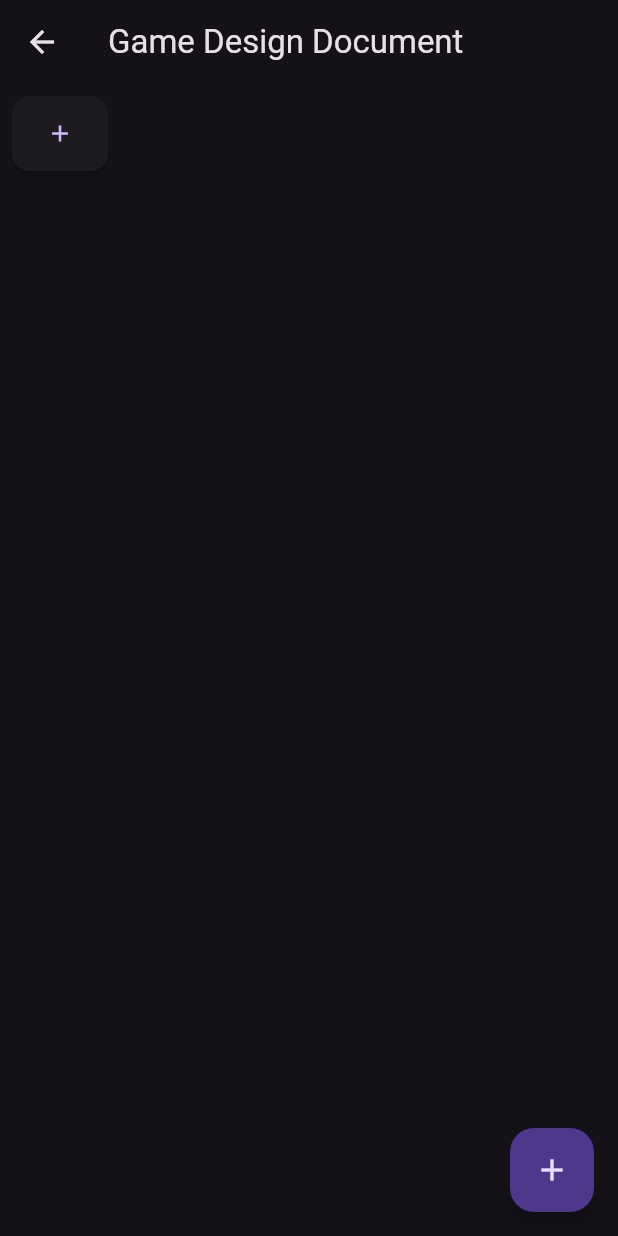
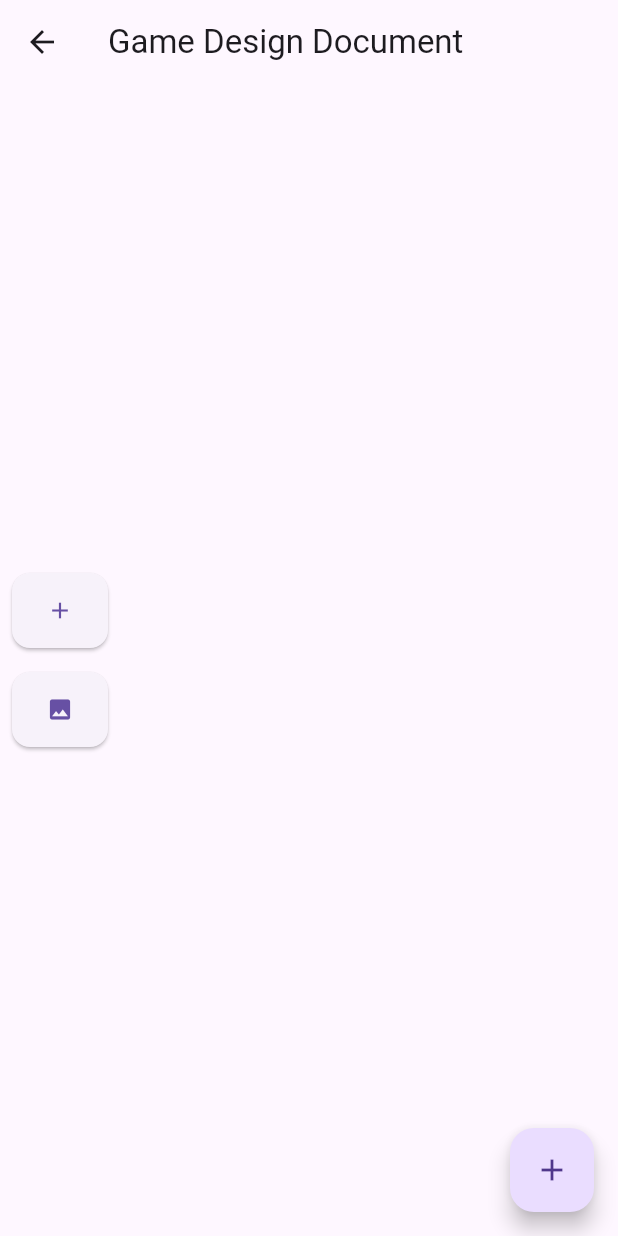
Before and after one commit to IzenGames/idea_flow, a Flutter app: the screen it shows after launch, after a tap on "Game Design Document", on a phone screen of 412 x 824 dp. Run offline on Flutter 3.47's test engine with Material 3 defaults, Android fonts, the phone set to English and light mode, and no system bars; our stand-ins replace get.

Commit message:
finally created modular draggable component

```diff
--- a/lib/App/Pages/Elements/text_element.dart
+++ b/lib/App/Pages/Elements/text_element.dart
@@ -18,11 +18,16 @@ class _TextElementState extends State<TextElement> {
   void initState() {
     super.initState();
     _textController.text = widget.item.content ?? 'Double tap to edit';
+
+    widget.item.size = Size(300, 50);
   }
 
   @override
   Widget build(BuildContext context) {
     return GestureDetector(
+      onSecondaryTap: () {
+        // TODO : Create drop box
+      },
       onDoubleTap: () {
         setState(() {
           _isEditing = true;
--- a/lib/App/Pages/Widgets/draggable_base_widget.dart
+++ b/lib/App/Pages/Widgets/draggable_base_widget.dart
@@ -66,7 +66,7 @@ class DraggableItem {
 
   final String id;
   final Rx<Offset> position;
-  final Size size;
+  Size size;
   final ElementType type; // Use ElementType enum
   final String? content;
 }
@@ -77,7 +77,11 @@ class DraggableController extends GetxController {
 
   double get scale => transform.value.getMaxScaleOnAxis();
 
-  void addItem(Offset worldPos, {ElementType type = ElementType.text, String? content}) {
+  void addItem(
+    Offset worldPos, {
+    ElementType type = ElementType.text,
+    String? content,
+  }) {
     final id = DateTime.now().microsecondsSinceEpoch.toString();
     items[id] = DraggableItem(
       id: id,
--- a/lib/App/Pages/Widgets/sidebar.dart
+++ b/lib/App/Pages/Widgets/sidebar.dart
@@ -2,15 +2,20 @@ import 'package:flutter/material.dart';
 import 'package:idea_flow/App/Pages/Widgets/Components/sidebar_button.dart';
 
 class Sidebar extends StatelessWidget {
-  const Sidebar({Key? key, required this.onAddPressed}) : super(key: key);
+  const Sidebar({
+    Key? key,
+    required this.onAddPressed,
+    required this.onImagePressed,
+  }) : super(key: key);
   final void Function() onAddPressed;
-
+  final void Function() onImagePressed;
   @override
   Widget build(BuildContext context) {
     return Column(
+      mainAxisAlignment: MainAxisAlignment.center,
       children: [
         SidebarButton(icon: Icons.add, onPressed: onAddPressed),
-
+        SidebarButton(icon: Icons.image, onPressed: onImagePressed),
         // Add more sidebar buttons or widgets here
       ],
     );
--- a/lib/main.dart
+++ b/lib/main.dart
@@ -13,7 +13,7 @@ class MyApp extends StatelessWidget {
   Widget build(BuildContext context) {
     return MaterialApp(
       title: 'Flutter Demo',
-      theme: ThemeData(brightness: Brightness.dark),
+      theme: ThemeData(brightness: Brightness.light),
       home: const Homepage(),
     );
   }
```
Also changed, not shown: lib/App/Pages/Elements/image_element.dart (added, +24 -0 lines), lib/App/Pages/test_page.dart (+5 -6 lines).
